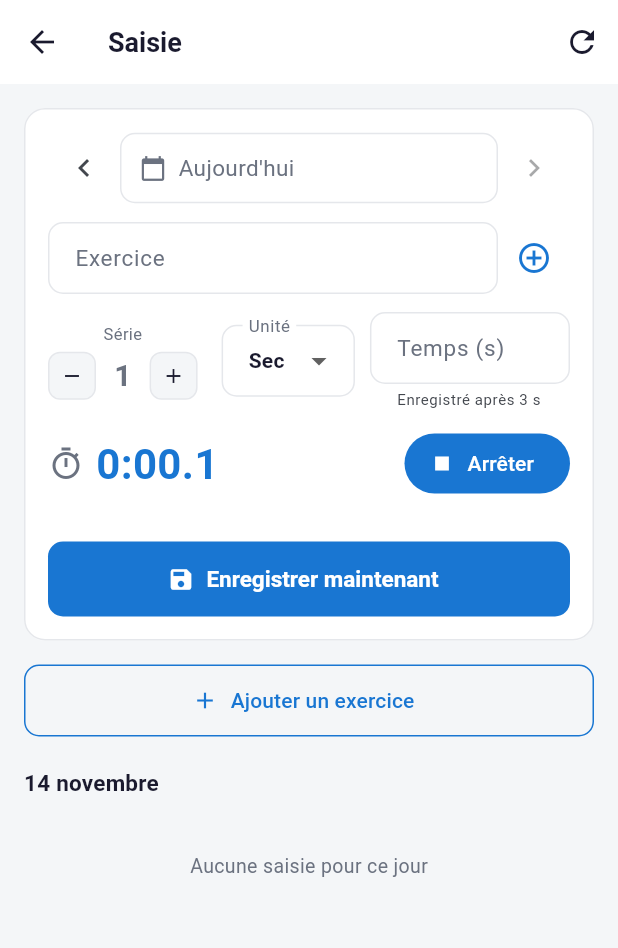
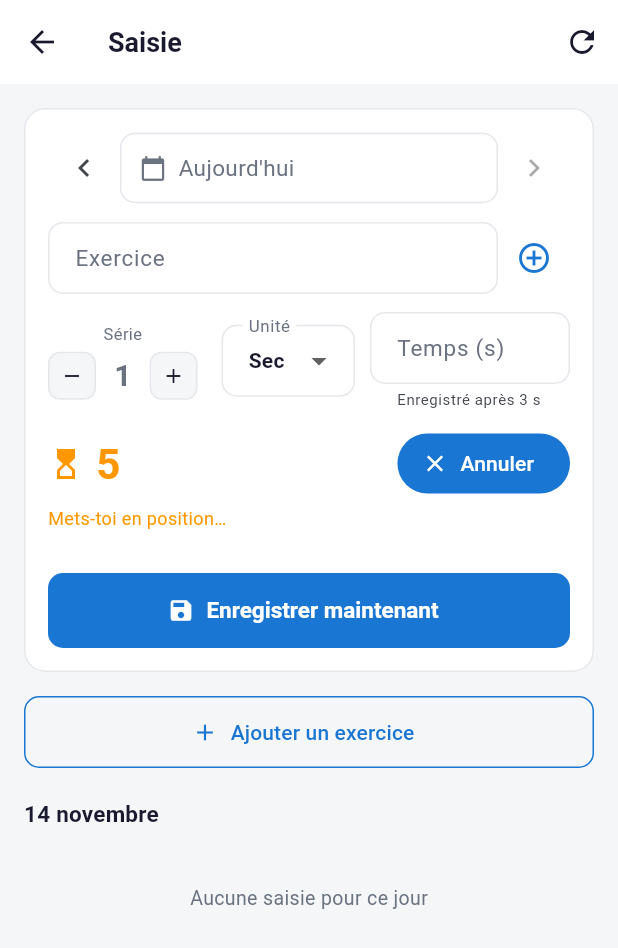
Before and after one commit to Mephisto116631/sysiphe, a Flutter app: the SaisieScreen screen opened directly with empty values, after a tap on "Démarrer", on a phone screen of 412 x 824 dp. Shown: the top 948 px of the screen. Run offline on Flutter 3.47's test engine with Material 3 defaults, Android fonts, the phone set to English and light mode, and no system bars; our stand-ins replace fl_chart, share_plus, shared_preferences, supabase_flutter, table_calendar; accounts and stored records are empty; network calls fail.

Commit message:
Chronomètre : compte à rebours de préparation réglable (sans, 5, 10, 15 s)

```diff
--- a/flutter/lib/widgets/chrono.dart
+++ b/flutter/lib/widgets/chrono.dart
@@ -1,9 +1,18 @@
 import 'dart:async';
+import 'dart:ui' show FontFeature;
 import 'package:flutter/material.dart';
+import 'package:flutter/services.dart';
+import 'package:shared_preferences/shared_preferences.dart';
 import '../theme.dart';
 
-/// Mini chronomètre pour les exercices en secondes : Démarrer → Arrêter
-/// renvoie la durée (en secondes entières) pour remplir le champ de saisie.
+/// Clé du réglage « départ dans X s » (préférence de l'appareil).
+const kChronoPreKey = 'chrono_pre_seconds';
+const kChronoPreChoices = [0, 5, 10, 15];
+
+/// Mini chronomètre pour les exercices en secondes.
+/// Démarrer → compte à rebours de préparation (pour se mettre en position,
+/// réglable : sans, 5, 10 ou 15 s) → le chrono démarre tout seul → Arrêter
+/// renvoie la durée (secondes entières) pour remplir le champ de saisie.
 /// Basé sur l'horloge (pas sur un compteur) : reste juste si l'écran se met
 /// en veille ou si l'app passe un instant en arrière-plan.
 class Chrono extends StatefulWidget {
@@ -17,15 +26,73 @@ class Chrono extends StatefulWidget {
 }
 
 class _ChronoState extends State<Chrono> {
-  DateTime? _start;
+  DateTime? _start; // début réel du chrono (après la préparation)
+  DateTime? _goAt; // fin du compte à rebours
   Duration _elapsed = Duration.zero;
   Timer? _tick;
+  int _pre = 0; // secondes de préparation (réglage chargé au démarrage)
+  int _lastBeep = -1;
 
   DateTime _now() => (widget.now ?? DateTime.now)();
   bool get _running => _start != null;
+  bool get _counting => _goAt != null;
 
-  void _begin() {
-    _start = _now();
+  @override
+  void initState() {
+    super.initState();
+    SharedPreferences.getInstance().then((p) {
+      final v = p.getInt(kChronoPreKey) ?? 5; // 5 s par défaut
+      if (mounted && kChronoPreChoices.contains(v)) setState(() => _pre = v);
+    });
+  }
+
+  Future<void> _setPre(int v) async {
+    setState(() => _pre = v);
+    (await SharedPreferences.getInstance()).setInt(kChronoPreKey, v);
+  }
+
+  void _press() {
+    if (_running) return _end();
+    if (_counting) return _cancel();
+    _pre == 0 ? _begin(_now()) : _countdown();
+  }
+
+  void _countdown() {
+    _goAt = _now().add(Duration(seconds: _pre));
+    _lastBeep = -1;
+    _tick = Timer.periodic(const Duration(milliseconds: 100), (_) => _onTick());
+    _onTick();
+  }
+
+  void _onTick() {
+    if (!mounted) return;
+    final left = _goAt!.difference(_now());
+    if (left <= Duration.zero) {
+      _tick?.cancel();
+      HapticFeedback.heavyImpact(); // top départ
+      _begin(_goAt!); // l'heure de départ est celle prévue, pas celle du tick
+      return;
+    }
+    final sec = (left.inMilliseconds / 1000).ceil();
+    if (sec != _lastBeep) {
+      _lastBeep = sec;
+      HapticFeedback.selectionClick(); // un tic par seconde
+    }
+    setState(() {});
+  }
+
+  void _cancel() {
+    _tick?.cancel();
+    setState(() {
+      _goAt = null;
+      _elapsed = Duration.zero;
+    });
+  }
+
+  void _begin(DateTime at) {
+    _tick?.cancel();
+    _goAt = null;
+    _start = at;
     _elapsed = Duration.zero;
     _tick = Timer.periodic(const Duration(milliseconds: 100), (_) {
       if (mounted) setState(() => _elapsed = _now().difference(_start!));
@@ -53,6 +120,10 @@ class _ChronoState extends State<Chrono> {
   }
 
   String get _label {
+    if (_counting) {
+      final left = _goAt!.difference(_now());
+      return '${(left.inMilliseconds / 1000).ceil().clamp(1, 99)}';
+    }
     final ms = _elapsed.inMilliseconds;
     final m = ms ~/ 60000;
     final s = (ms % 60000) ~/ 1000;
@@ -62,12 +133,17 @@ class _ChronoState extends State<Chrono> {
 
   @override
   Widget build(BuildContext context) {
-    return Row(
+    final idle = !_running && !_counting;
+    return Column(
+      crossAxisAlignment: CrossAxisAlignment.start,
       children: [
-        const Icon(Icons.timer_outlined, color: AppTheme.textSecondary),
+        Row(
+          children: [
+            Icon(_counting ? Icons.hourglass_top : Icons.timer_outlined,
+                color: _counting ? Colors.orange : AppTheme.textSecondary),
             const SizedBox(width: 8),
-        // Le temps rétrécit au besoin : la ligne ne déborde jamais, même dans
-        // une carte étroite avec le bouton « remettre à zéro » affiché.
+            // Le temps rétrécit au besoin : la ligne ne déborde jamais, même
+            // dans une carte étroite avec le bouton « remettre à zéro ».
             Expanded(
               child: Align(
                 alignment: Alignment.centerLeft,
@@ -80,22 +156,62 @@ class _ChronoState extends State<Chrono> {
                       fontSize: 28,
                       fontWeight: FontWeight.w700,
                       fontFeatures: const [FontFeature.tabularFigures()],
-                  color: _running ? AppTheme.primaryBlue : null,
+                      color: _counting
+                          ? Colors.orange
+                          : _running
+                              ? AppTheme.primaryBlue
+                              : null,
                     ),
                   ),
                 ),
               ),
             ),
-        if (!_running && _elapsed > Duration.zero)
+            if (idle && _elapsed > Duration.zero)
               IconButton(
                 tooltip: 'Remettre à zéro',
                 onPressed: _reset,
                 icon: const Icon(Icons.restart_alt),
               ),
             FilledButton.icon(
-          onPressed: _running ? _end : _begin,
-          icon: Icon(_running ? Icons.stop : Icons.play_arrow),
-          label: Text(_running ? 'Arrêter' : 'Démarrer'),
+              onPressed: _press,
+              icon: Icon(_running
+                  ? Icons.stop
+                  : _counting
+                      ? Icons.close
+                      : Icons.play_arrow),
+              label: Text(_running
+                  ? 'Arrêter'
+                  : _counting
+                      ? 'Annuler'
+                      : 'Démarrer'),
+            ),
+          ],
+        ),
+        if (idle)
+          Padding(
+            padding: const EdgeInsets.only(top: 6),
+            child: Wrap(
+              spacing: 6,
+              crossAxisAlignment: WrapCrossAlignment.center,
+              children: [
+                const Text('Départ dans',
+                    style: TextStyle(
+                        color: AppTheme.textSecondary, fontSize: 12)),
+                for (final c in kChronoPreChoices)
+                  ChoiceChip(
+                    label: Text(c == 0 ? 'Sans' : '$c s'),
+                    selected: _pre == c,
+                    visualDensity: VisualDensity.compact,
+                    onSelected: (_) => _setPre(c),
+                  ),
+              ],
+            ),
+          ),
+        if (_counting)
+          const Padding(
+            padding: EdgeInsets.only(top: 4),
+            child: Text('Mets-toi en position…',
+                style: TextStyle(color: Colors.orange, fontSize: 12)),
           ),
       ],
     );
```
Also changed, not shown: 2 other files. Lines whose indentation alone changed are shown as unchanged.
